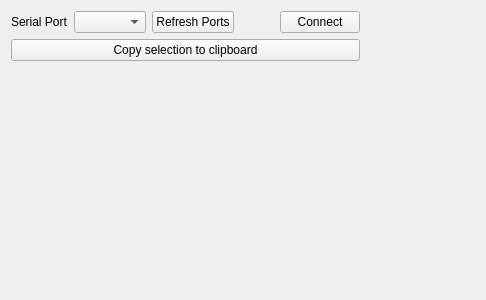
Above: src/brickv/plugin_system/plugins/red/ui/red_tab_console.ui from Tinkerforge/brickv before the change. Below: the same form after it.
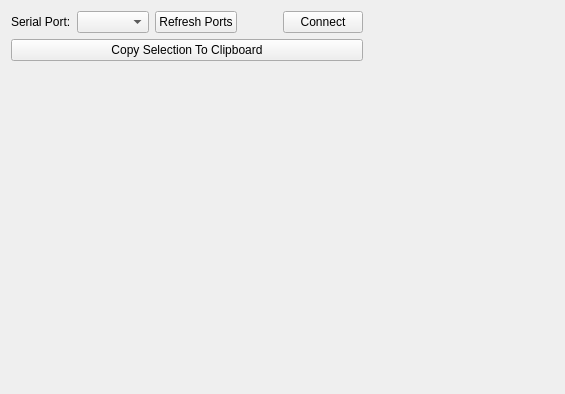
That is the form after the change.

Commit message:
red-brick: Several console tab fixes
Use actual port name on Windows, not the display name.

Set TypeWriter style for font, otherwise the font is not monospaced on Windows.

Try to keep focus on the console widget.

Only operate on a selection if there is one.

What changed in the file:
```diff
--- a/src/brickv/plugin_system/plugins/red/ui/red_tab_console.ui
+++ b/src/brickv/plugin_system/plugins/red/ui/red_tab_console.ui
@@ -6,8 +6,8 @@
    <rect>
     <x>0</x>
     <y>0</y>
-    <width>486</width>
-    <height>300</height>
+    <width>565</width>
+    <height>394</height>
    </rect>
   </property>
   <property name="windowTitle">
@@ -21,7 +21,10 @@
        <item>
         <widget class="QLabel" name="label">
          <property name="text">
-          <string>Serial Port</string>
+          <string>Serial Port:</string>
+         </property>
+         <property name="buddy">
+          <cstring>combo_serial_port</cstring>
          </property>
         </widget>
        </item>
@@ -60,7 +63,7 @@
      <item>
       <widget class="QPushButton" name="copy_button">
        <property name="text">
-        <string>Copy selection to clipboard</string>
+        <string>Copy Selection To Clipboard</string>
        </property>
       </widget>
      </item>
```
Left out of the diff: 6 changed lines with no effect on the pictures. The commit also changes 2 other files.
